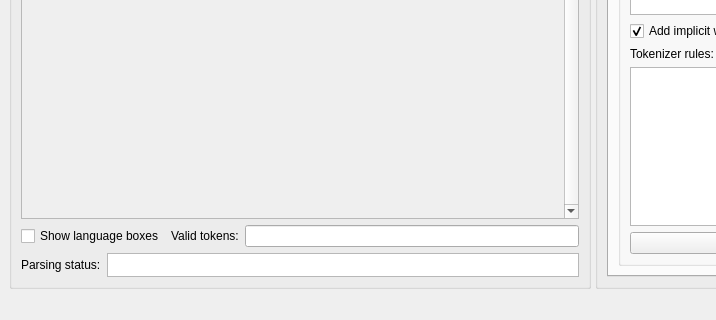
This is lib/eco/gui.ui in softdevteam/eco as Qt 5 draws it before an edit; both pictures show x 0 to 716 and y 417 to 737 of the 979 by 737 pixel window. The edited form follows.
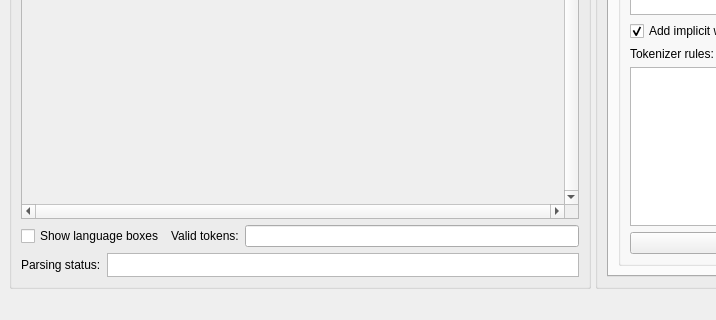
This is the edited form. Icons and pictures are not drawn. Custom widgets are drawn as their Qt base class.

Commit message: added horizontal scrollbar

Patch:
```diff
--- a/lib/eco/gui.ui
+++ b/lib/eco/gui.ui
@@ -46,7 +46,7 @@
            <enum>Qt::ScrollBarAlwaysOn</enum>
           </property>
           <property name="horizontalScrollBarPolicy">
-           <enum>Qt::ScrollBarAlwaysOff</enum>
+           <enum>Qt::ScrollBarAlwaysOn</enum>
           </property>
           <property name="widgetResizable">
            <bool>true</bool>
@@ -60,7 +60,7 @@
              <x>0</x>
              <y>0</y>
              <width>478</width>
-             <height>573</height>
+             <height>558</height>
             </rect>
            </property>
            <property name="sizePolicy">
```
The commit also changes 2 other files.
